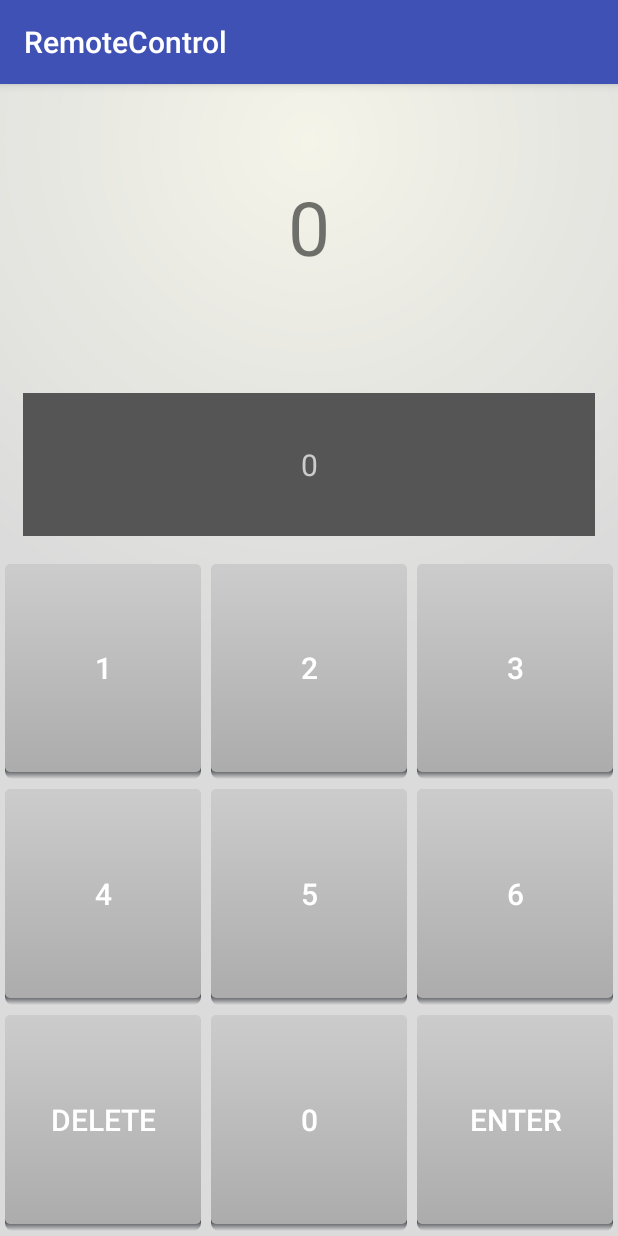
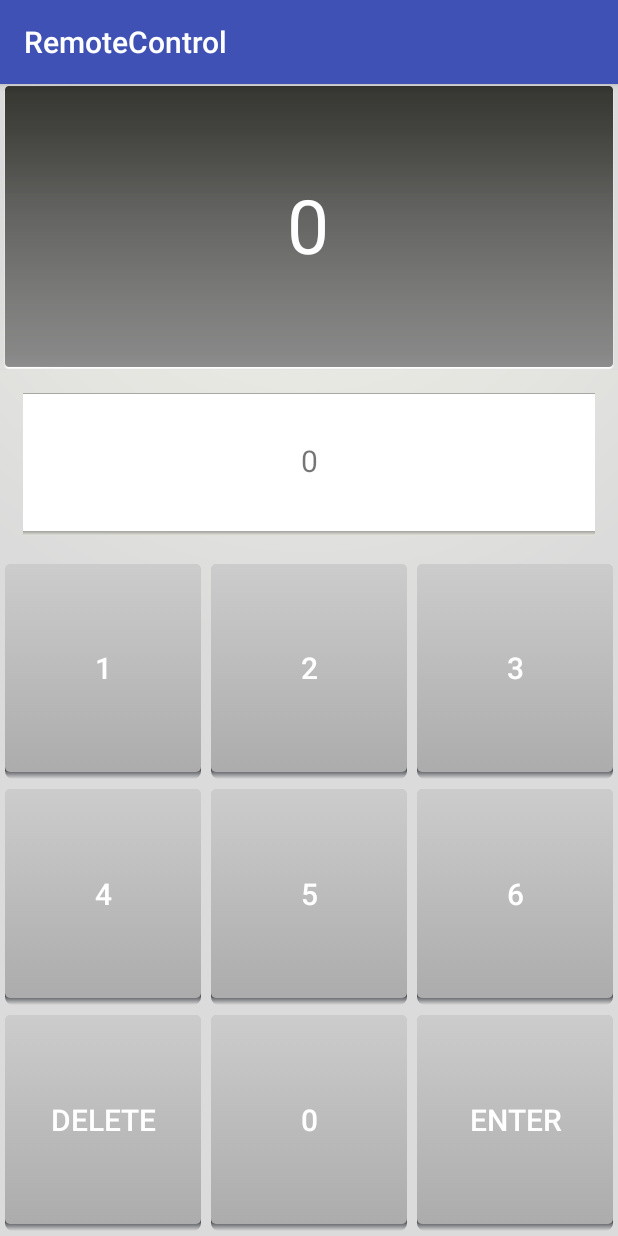
Before and after one commit to birdty/RemoteControl, an Android app: the screen it shows after launch (RemoteControlActivity), on a phone screen of 412 x 824 dp. Run offline under Robolectric (Android 15) with nearby library versions, the phone set to English and light mode, and no system bars.

Commit message:
o - added some 9 patch images for various elements

```diff
--- a/app/src/main/res/layout/fragment_remote_control.xml
+++ b/app/src/main/res/layout/fragment_remote_control.xml
@@ -14,7 +14,8 @@
     android:gravity="center"
     android:text="0"
     android:textSize="50dp"
-    />
+    android:textColor="#ffffff"
+    android:background="@drawable/window_patch" />
 
 <TextView
     android:id="@+id/fragment_remote_control_workingTextView"
@@ -22,12 +23,11 @@
     android:layout_height="0dp"
     android:layout_weight="1"
     android:layout_margin="15dp"
-        android:background="#555555"
     android:gravity="center"
     android:text="0"
-        android:textColor="#cccccc"
+    android:style="italic"
     android:textSize="20dp"
-        />
+    android:background="@drawable/bar_patch" />
 
 <include android:layout_weight="1" layout="@layout/button_row" />
 <include android:layout_weight="1" layout="@layout/button_row" />
```
Also changed, not shown: app/src/main/res/drawable-hdpi/bar_patch.9.png (added), app/src/main/res/drawable-hdpi/window_patch.9.png (added). Lines whose indentation alone changed are shown as unchanged.
